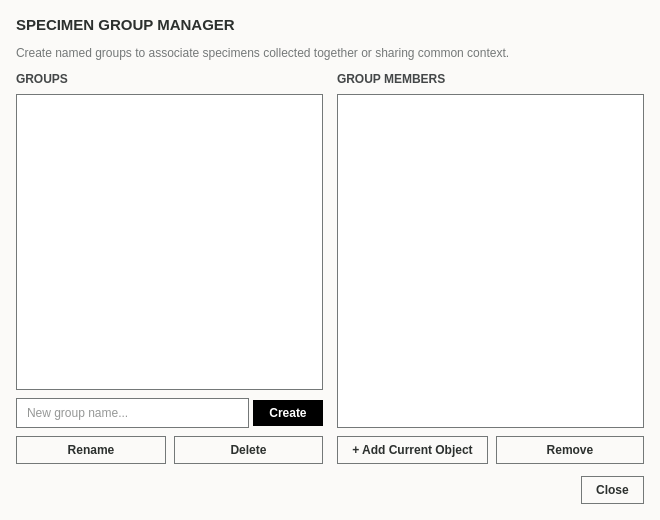
First picture: the form in qt designer/group_editor.ui, repository Fr0lich/arbor, before the edit.
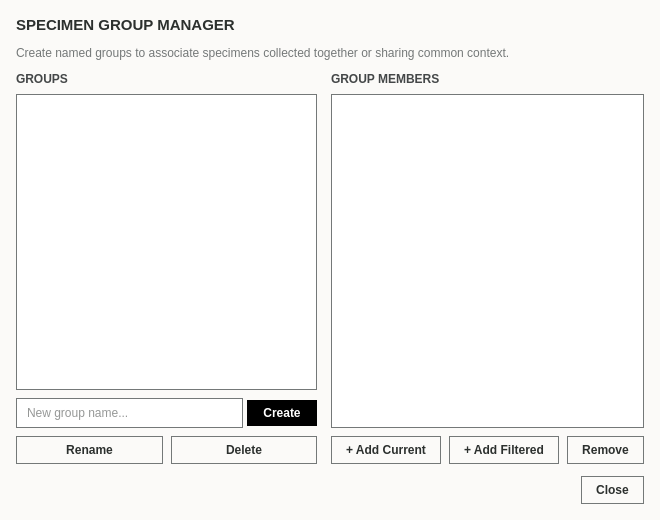
Second picture: the form after the edit.

Patch:
```diff
--- a/qt designer/group_editor.ui
+++ b/qt designer/group_editor.ui
@@ -217,7 +217,17 @@
             <cursorShape>PointingHandCursor</cursorShape>
            </property>
            <property name="text">
-            <string>+ Add Current Object</string>
+            <string>+ Add Current</string>
+           </property>
+          </widget>
+         </item>
+         <item>
+          <widget class="QPushButton" name="btn_add_filtered">
+           <property name="cursor">
+            <cursorShape>PointingHandCursor</cursorShape>
+           </property>
+           <property name="text">
+            <string>+ Add Filtered</string>
            </property>
           </widget>
          </item>
```
